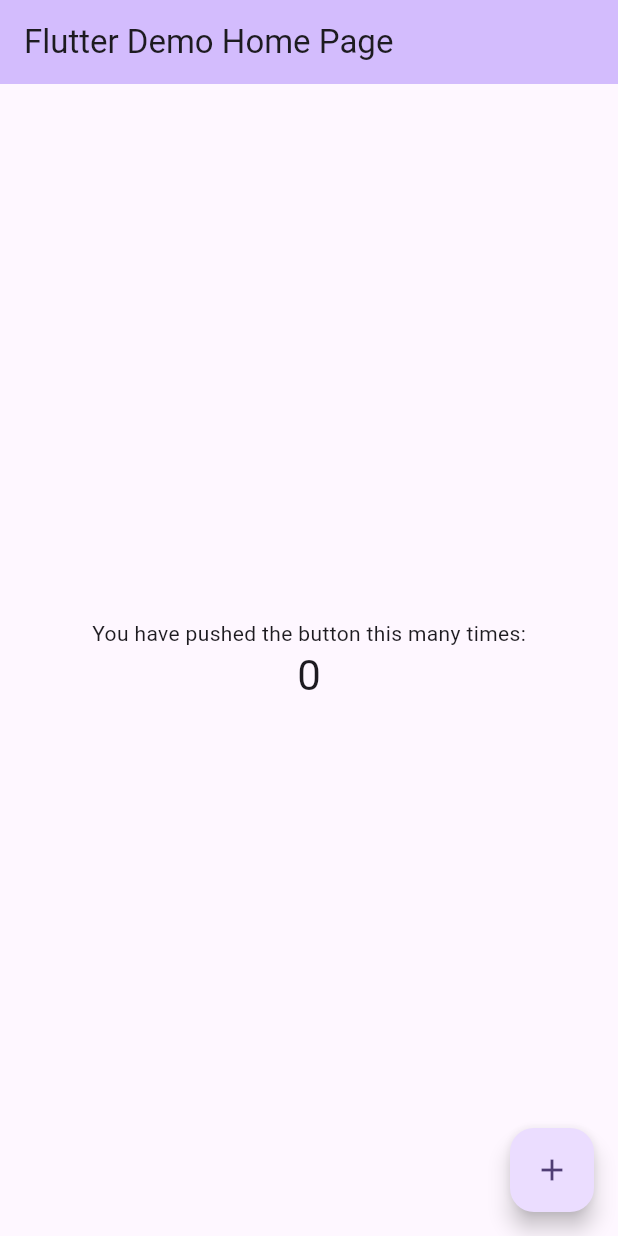
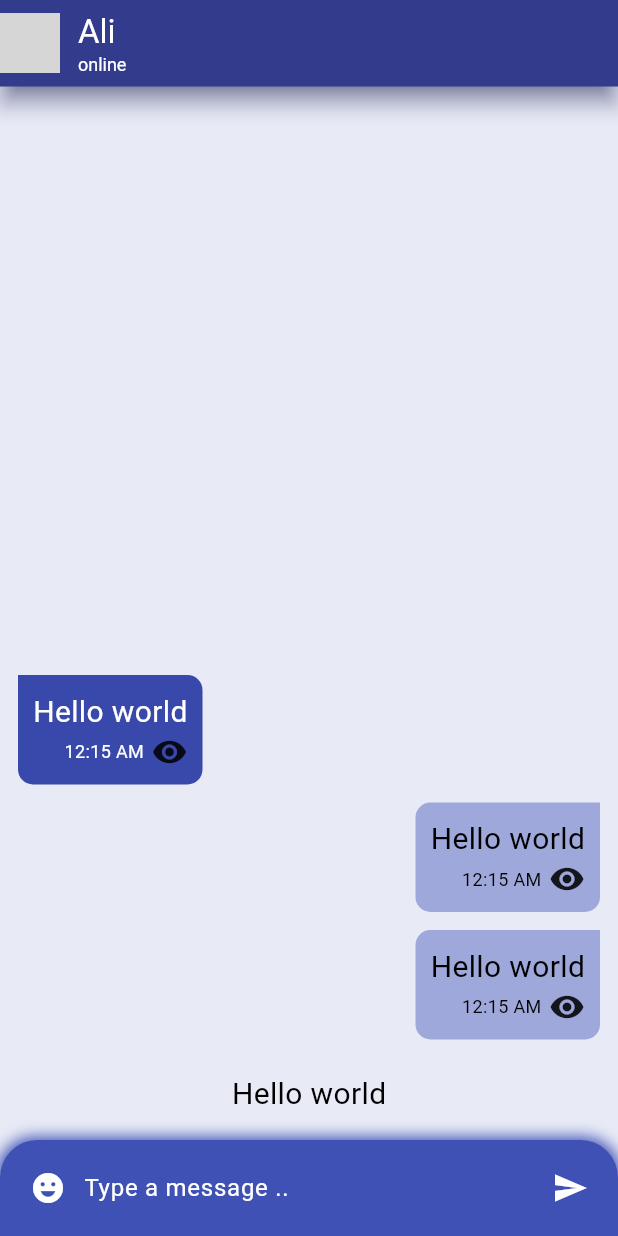
Before and after one commit to Ali-404/chat_app, a Flutter app: the screen it shows after launch, on a phone screen of 412 x 824 dp. Run offline on Flutter 3.47's test engine with Material 3 defaults, Android fonts, the phone set to English and light mode, and no system bars; network calls fail; grey boxes are pictures that could not be loaded.

Commit message:
complete the conversations page

```diff
--- /dev/null
+++ b/lib/components/message.dart
@@ -0,0 +1,87 @@
+import 'package:flutter/material.dart';
+
+class MessageWidget extends StatelessWidget {
+
+  final String messageType;
+
+  final Map<String,Alignment> alignments = {
+    "client":Alignment.centerRight,
+    "server": Alignment.centerLeft,
+    "system":Alignment.center
+  };
+
+  final Map<String, List<Color>> colors = {
+    "client": [Colors.indigo[200]!, Colors.black],
+    "server": [Colors.indigo[600]!, Colors.white],
+    "system": [Colors.transparent, Colors.black],
+  };
+
+  final Map<String, BorderRadius> borderRadius = {
+    "server":const BorderRadius.only(
+      topLeft: Radius.circular(0.0),
+      bottomLeft: Radius.circular(10.0),
+      topRight: Radius.circular(10.0),
+      bottomRight: Radius.circular(10.0),
+    ),
+    "client":const BorderRadius.only(
+      topLeft: Radius.circular(10.0),
+      bottomLeft: Radius.circular(10.0),
+      topRight: Radius.circular(0.0),
+      bottomRight: Radius.circular(10.0),
+    ),
+    "system":const BorderRadius.all(Radius.zero),
+  };
+
+
+  MessageWidget({super.key,this.messageType = "client"});
+
+
+
+  @override
+  Widget build(BuildContext context) {
+    return Padding(
+      padding: const EdgeInsets.symmetric(horizontal: 12.0, vertical: 6.0),
+      child: Align(
+
+        alignment: alignments[messageType]!,
+
+
+        child: Container(
+          constraints: BoxConstraints(
+             maxWidth: MediaQuery.of(context).size.width * 0.8,
+            minWidth: MediaQuery.of(context).size.width * 0.2,
+          ),
+          padding: const EdgeInsets.all(10),
+
+          decoration: BoxDecoration(
+            color: colors[messageType]![0],
+            borderRadius:borderRadius[messageType],
+          ),
+          child:  Column(
+              mainAxisAlignment: MainAxisAlignment.end,
+              crossAxisAlignment: CrossAxisAlignment.end,
+
+            children: [
+              Text("Hello world", style: TextStyle(fontSize: 20, color: colors[messageType]![1]),),
+
+            if (messageType != "system")
+              Row(
+                mainAxisSize: MainAxisSize.min,
+                crossAxisAlignment: CrossAxisAlignment.center,
+                children: [
+                  if (messageType != "system")
+                  Padding(
+                    padding:const EdgeInsets.symmetric(horizontal: 5.0),
+                    child: Text("12:15 AM", style:
+                    TextStyle(fontSize: 12, color: colors[messageType]![1]),),
+                  ),
+                  const Icon(Icons.remove_red_eye,)
+                ],
+              ),
+            ],
+          ),
+        ),
+      ),
+    );
+  }
+}
--- a/lib/main.dart
+++ b/lib/main.dart
@@ -1,125 +1,31 @@
+
+import 'package:chat_app/pages/conversation.dart';
+import 'package:chat_app/pages/home.dart';
+import 'package:chat_app/providers/themeProvider.dart';
 import 'package:flutter/material.dart';
+import 'package:provider/provider.dart';
 
-void main() {
-  runApp(const MyApp());
+void main(){
+  runApp(
+    MultiProvider(providers: [
+      ChangeNotifierProvider(create: (context) => ThemeProvider())
+    ],child: const App(),),
+  );
 }
 
-class MyApp extends StatelessWidget {
-  const MyApp({super.key});
 
-  // This widget is the root of your application.
+
+class App extends StatelessWidget {
+  const App({super.key});
+
   @override
   Widget build(BuildContext context) {
     return MaterialApp(
-      title: 'Flutter Demo',
-      theme: ThemeData(
-        // This is the theme of your application.
-        //
-        // TRY THIS: Try running your application with "flutter run". You'll see
-        // the application has a purple toolbar. Then, without quitting the app,
-        // try changing the seedColor in the colorScheme below to Colors.green
-        // and then invoke "hot reload" (save your changes or press the "hot
-        // reload" button in a Flutter-supported IDE, or press "r" if you used
-        // the command line to start the app).
-        //
-        // Notice that the counter didn't reset back to zero; the application
-        // state is not lost during the reload. To reset the state, use hot
-        // restart instead.
-        //
-        // This works for code too, not just values: Most code changes can be
-        // tested with just a hot reload.
-        colorScheme: ColorScheme.fromSeed(seedColor: Colors.deepPurple),
-        useMaterial3: true,
-      ),
-      home: const MyHomePage(title: 'Flutter Demo Home Page'),
+      title: "Chat App",
+      // home: const Home(),
+      home: const Conversation(),
+      debugShowCheckedModeBanner: false,
+      theme: Provider.of<ThemeProvider>(context).currentTheme,
     );
   }
 }
-
-class MyHomePage extends StatefulWidget {
-  const MyHomePage({super.key, required this.title});
-
-  // This widget is the home page of your application. It is stateful, meaning
-  // that it has a State object (defined below) that contains fields that affect
-  // how it looks.
-
-  // This class is the configuration for the state. It holds the values (in this
-  // case the title) provided by the parent (in this case the App widget) and
-  // used by the build method of the State. Fields in a Widget subclass are
-  // always marked "final".
-
-  final String title;
-
-  @override
-  State<MyHomePage> createState() => _MyHomePageState();
-}
-
-class _MyHomePageState extends State<MyHomePage> {
-  int _counter = 0;
-
-  void _incrementCounter() {
-    setState(() {
-      // This call to setState tells the Flutter framework that something has
-      // changed in this State, which causes it to rerun the build method below
-      // so that the display can reflect the updated values. If we changed
-      // _counter without calling setState(), then the build method would not be
-      // called again, and so nothing would appear to happen.
-      _counter++;
-    });
-  }
-
-  @override
-  Widget build(BuildContext context) {
-    // This method is rerun every time setState is called, for instance as done
-    // by the _incrementCounter method above.
-    //
-    // The Flutter framework has been optimized to make rerunning build methods
-    // fast, so that you can just rebuild anything that needs updating rather
-    // than having to individually change instances of widgets.
-    return Scaffold(
-      appBar: AppBar(
-        // TRY THIS: Try changing the color here to a specific color (to
-        // Colors.amber, perhaps?) and trigger a hot reload to see the AppBar
-        // change color while the other colors stay the same.
-        backgroundColor: Theme.of(context).colorScheme.inversePrimary,
-        // Here we take the value from the MyHomePage object that was created by
-        // the App.build method, and use it to set our appbar title.
-        title: Text(widget.title),
-      ),
-      body: Center(
-        // Center is a layout widget. It takes a single child and positions it
-        // in the middle of the parent.
-        child: Column(
-          // Column is also a layout widget. It takes a list of children and
-          // arranges them vertically. By default, it sizes itself to fit its
-          // children horizontally, and tries to be as tall as its parent.
-          //
-          // Column has various properties to control how it sizes itself and
-          // how it positions its children. Here we use mainAxisAlignment to
-          // center the children vertically; the main axis here is the vertical
-          // axis because Columns are vertical (the cross axis would be
-          // horizontal).
-          //
-          // TRY THIS: Invoke "debug painting" (choose the "Toggle Debug Paint"
-          // action in the IDE, or press "p" in the console), to see the
-          // wireframe for each widget.
-          mainAxisAlignment: MainAxisAlignment.center,
-          children: <Widget>[
-            const Text(
-              'You have pushed the button this many times:',
-            ),
-            Text(
-              '$_counter',
-              style: Theme.of(context).textTheme.headlineMedium,
-            ),
-          ],
-        ),
-      ),
-      floatingActionButton: FloatingActionButton(
-        onPressed: _incrementCounter,
-        tooltip: 'Increment',
-        child: const Icon(Icons.add),
-      ), // This trailing comma makes auto-formatting nicer for build methods.
-    );
-  }
-}
--- /dev/null
+++ b/lib/pages/conversation.dart
@@ -0,0 +1,150 @@
+import 'package:chat_app/components/message.dart';
+import 'package:flutter/gestures.dart';
+import 'package:flutter/material.dart';
+import 'package:flutter/services.dart';
+import 'package:flutter/widgets.dart';
+
+class Conversation extends StatefulWidget {
+  const Conversation({super.key});
+
+  @override
+  State<Conversation> createState() => _ConversationState();
+}
+
+class _ConversationState extends State<Conversation> {
+  @override
+  Widget build(BuildContext context) {
+    return Scaffold(
+      backgroundColor: Colors.indigo[50],
+      appBar: AppBar(
+        toolbarHeight: MediaQuery.of(context).size.height * 0.07,
+        elevation: 6,
+        shadowColor: Colors.indigo[900],
+        systemOverlayStyle: const SystemUiOverlayStyle(
+          systemNavigationBarColor: Colors.indigo
+        ),
+        titleSpacing: 0,
+        title:Row(
+          crossAxisAlignment: CrossAxisAlignment.center,
+          mainAxisAlignment: MainAxisAlignment.start,
+          children:[
+
+              ClipRRect(
+                borderRadius: BorderRadius.circular(100),
+                child: Image.network("https://flutter.github.io/assets-for-api-docs/assets/widgets/owl-2.jpg",
+                fit: BoxFit.cover,
+                width: 40,
+                height: 40,
+                loadingBuilder: (context, child, loadingProgress) {
+                  if (loadingProgress != null){
+                    return const CircularProgressIndicator.adaptive(backgroundColor: Colors.blue,);
+                  }
+                  return child;
+                },),
+              ),
+
+             const Padding(
+               padding:  EdgeInsets.symmetric(horizontal: 12.0),
+               child:  Column(
+
+                crossAxisAlignment: CrossAxisAlignment.start,
+                mainAxisAlignment: MainAxisAlignment.center,
+                children: [
+                  Text("Ali"),
+                  Text("online", style: TextStyle(fontSize: 12),),
+                ],
+
+              ),
+
+             ),]
+        ),
+        // img
+
+      ),
+
+
+      // body
+
+      body: Column(
+
+        children: [
+          Expanded(child:Container(
+            decoration: const BoxDecoration(color: Colors.transparent),
+            child: MessagesContainer(),),
+          ),
+
+
+
+          // input
+          Container(
+            padding: const EdgeInsets.all(8.0),
+            decoration:const BoxDecoration(
+              color: Colors.indigo,
+              boxShadow: [
+                BoxShadow(
+                  color: Colors.indigo,
+                  blurRadius: 8,
+                  spreadRadius: 2
+                )
+              ],
+              borderRadius: BorderRadius.only(
+                topLeft: Radius.circular(25),
+                topRight: Radius.circular(25)
+              )
+
+            ),
+            child: Row(
+              children: [
+                IconButton(onPressed: (){}, icon: const Icon(Icons.emoji_emotions,color: Colors.white,)),
+                const Flexible(child: TextField(
+                  cursorColor: Colors.indigo,
+                  decoration: InputDecoration(
+                    hintText: "Type a message ..",
+                    hintStyle: TextStyle(color: Colors.white),
+                    border: InputBorder.none,
+                    iconColor: Colors.indigo
+                  ),
+                )),
+                IconButton(onPressed: (){}, icon: const Icon(Icons.send, color: Colors.white,))
+              ],
+            ),
+          ),
+        ],
+
+      ),
+
+    );
+  }
+}
+
+class MessagesContainer extends StatelessWidget {
+  MessagesContainer({
+    super.key,
+  });
+
+
+  final ScrollController scrollListController = ScrollController() ;
+
+
+  @override
+  Widget build(BuildContext context) {
+
+
+    return ListView(
+      controller: scrollListController,
+      dragStartBehavior: DragStartBehavior.down,
+      reverse: true,
+      children: [
+        // load messages
+        MessageWidget(messageType: "system",),
+        MessageWidget(messageType: "client",),
+        MessageWidget(messageType: "client",),
+        MessageWidget(messageType: "server",),
+    ],
+
+
+  );
+  }
+
+
+}
--- /dev/null
+++ b/lib/providers/themeProvider.dart
@@ -0,0 +1,67 @@
+import 'package:flutter/material.dart';
+import 'package:flutter/rendering.dart';
+import 'package:flutter/services.dart';
+import 'package:flutter/widgets.dart';
+
+class ThemeProvider extends ChangeNotifier {
+
+  ThemeData? currentTheme;
+
+
+
+  // load theme on start
+  ThemeProvider(){
+    setTheme("light");
+  }
+  // light theme
+  ThemeData lightTheme = ThemeData(
+
+    // Color Sceme
+    colorScheme: const ColorScheme(
+      brightness: Brightness.light,
+      primary: Colors.white,
+      secondary: Colors.white,
+      onPrimary: Colors.white,
+      onSecondary: Colors.red,
+      error: Colors.redAccent,
+      onError: Colors.white,
+      surface: Colors.white,
+      onSurface: Colors.black
+
+    ),
+
+    appBarTheme: AppBarTheme(
+      backgroundColor:  Colors.indigo[900],
+      foregroundColor: Colors.white,
+
+      systemOverlayStyle: const SystemUiOverlayStyle(
+        systemNavigationBarColor: Colors.transparent,
+        systemNavigationBarContrastEnforced: false,
+        systemNavigationBarIconBrightness: Brightness.light
+      ),
+    ),
+
+
+
+
+
+
+  );
+  // dark theme
+  ThemeData darkTheme = ThemeData(
+    primaryColor: Colors.black,
+
+  );
+
+
+
+
+  setTheme(String theme){
+    currentTheme = theme == "light" ? lightTheme : darkTheme;
+    notifyListeners();
+  }
+
+
+
+
+}
--- a/pubspec.yaml
+++ b/pubspec.yaml
@@ -35,6 +35,7 @@ dependencies:
   # The following adds the Cupertino Icons font to your application.
   # Use with the CupertinoIcons class for iOS style icons.
   cupertino_icons: ^1.0.6
+  provider: ^6.1.2
 
 dev_dependencies:
   flutter_test:
```
Also changed, not shown: lib/pages/chat_main.dart (added, +81 -0 lines), lib/pages/home.dart (added, +50 -0 lines), lib/pages/profile.dart (added), pubspec.lock, 1 other file.
